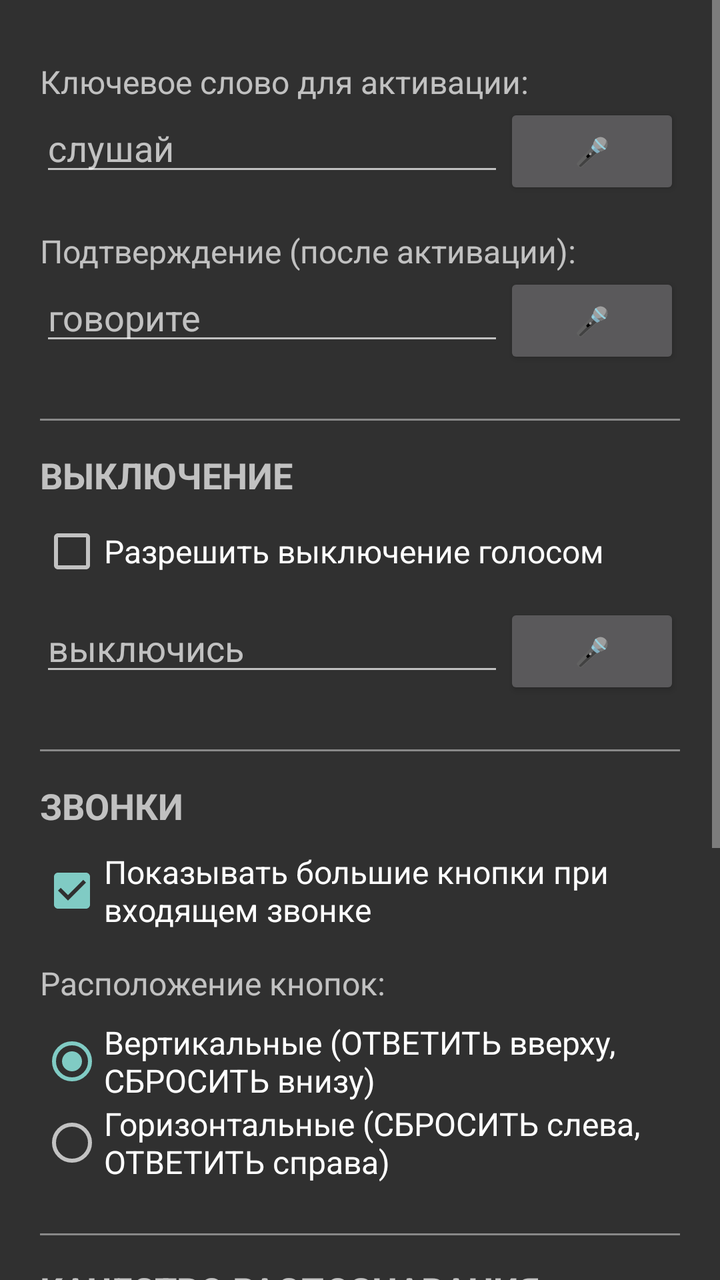
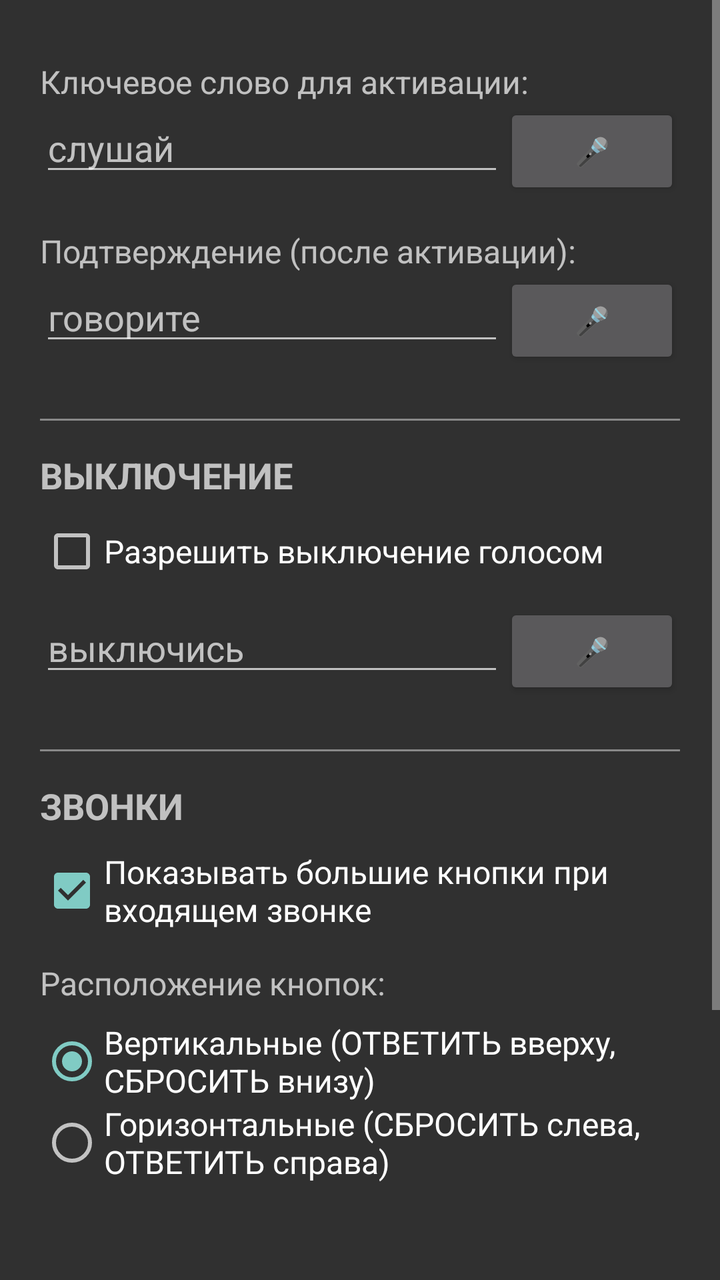

Before-and-after screenshots of an Android layout around one commit, followed by the original layout XML and the change that was made.
<!-- AndroidManifest.xml: application theme Theme.AppCompat.NoActionBar -->
<!-- res/layout/activity_settings.xml -->
<?xml version="1.0" encoding="utf-8"?>
<ScrollView xmlns:android="http://schemas.android.com/apk/res/android"
    android:layout_width="match_parent"
    android:layout_height="match_parent">

    <LinearLayout
        android:layout_width="match_parent"
        android:layout_height="wrap_content"
        android:orientation="vertical"
        android:padding="20dp">

        <TextView
            android:layout_width="match_parent"
            android:layout_height="wrap_content"
            android:text="Ключевое слово для активации:"
            android:textSize="16sp"
            android:paddingTop="10dp" />

        <LinearLayout
            android:layout_width="match_parent"
            android:layout_height="wrap_content"
            android:orientation="horizontal">

            <EditText
                android:id="@+id/editActivation"
                android:layout_width="0dp"
                android:layout_height="wrap_content"
                android:layout_weight="1"
                android:hint="слушай"
                android:textSize="18sp" />

            <Button
                android:id="@+id/btnRecordActivation"
                android:layout_width="wrap_content"
                android:layout_height="wrap_content"
                android:text="🎤" />
        </LinearLayout>

        <TextView
            android:layout_width="match_parent"
            android:layout_height="wrap_content"
            android:text="Подтверждение (после активации):"
            android:textSize="16sp"
            android:paddingTop="15dp" />

        <LinearLayout
            android:layout_width="match_parent"
            android:layout_height="wrap_content"
            android:orientation="horizontal">

            <EditText
                android:id="@+id/editConfirm"
                android:layout_width="0dp"
                android:layout_height="wrap_content"
                android:layout_weight="1"
                android:hint="говорите"
                android:textSize="18sp" />

            <Button
                android:id="@+id/btnRecordConfirm"
                android:layout_width="wrap_content"
                android:layout_height="wrap_content"
                android:text="🎤" />
        </LinearLayout>

        
        <View
            android:layout_width="match_parent"
            android:layout_height="1dp"
            android:layout_marginTop="25dp"
            android:background="#888888" />

        <TextView
            android:layout_width="match_parent"
            android:layout_height="wrap_content"
            android:layout_marginTop="15dp"
            android:text="ВЫКЛЮЧЕНИЕ"
            android:textSize="18sp"
            android:textStyle="bold" />

        <CheckBox
            android:id="@+id/checkShutdownEnabled"
            android:layout_width="match_parent"
            android:layout_height="wrap_content"
            android:layout_marginTop="10dp"
            android:text="Разрешить выключение голосом"
            android:textSize="16sp" />

        <LinearLayout
            android:layout_width="match_parent"
            android:layout_height="wrap_content"
            android:orientation="horizontal"
            android:layout_marginTop="10dp">

            <EditText
                android:id="@+id/editShutdown"
                android:layout_width="0dp"
                android:layout_height="wrap_content"
                android:layout_weight="1"
                android:hint="выключись"
                android:textSize="18sp" />

            <Button
                android:id="@+id/btnRecordShutdown"
                android:layout_width="wrap_content"
                android:layout_height="wrap_content"
                android:text="🎤" />
        </LinearLayout>

        
        <View
            android:layout_width="match_parent"
            android:layout_height="1dp"
            android:layout_marginTop="25dp"
            android:background="#888888" />

        <TextView
            android:layout_width="match_parent"
            android:layout_height="wrap_content"
            android:layout_marginTop="15dp"
            android:text="ЗВОНКИ"
            android:textSize="18sp"
            android:textStyle="bold" />

        <CheckBox
            android:id="@+id/checkShowCallButtons"
            android:layout_width="match_parent"
            android:layout_height="wrap_content"
            android:layout_marginTop="10dp"
            android:text="Показывать большие кнопки при входящем звонке"
            android:textSize="16sp"
            android:checked="true" />

        <TextView
            android:layout_width="match_parent"
            android:layout_height="wrap_content"
            android:layout_marginTop="15dp"
            android:text="Расположение кнопок:"
            android:textSize="16sp" />

        <RadioGroup
            android:id="@+id/radioLayout"
            android:layout_width="match_parent"
            android:layout_height="wrap_content"
            android:layout_marginTop="8dp"
            android:orientation="vertical">

            <RadioButton
                android:id="@+id/radioVertical"
                android:layout_width="match_parent"
                android:layout_height="wrap_content"
                android:text="Вертикальные (ОТВЕТИТЬ вверху, СБРОСИТЬ внизу)"
                android:textSize="16sp"
                android:checked="true" />

            <RadioButton
                android:id="@+id/radioHorizontal"
                android:layout_width="match_parent"
                android:layout_height="wrap_content"
                android:text="Горизонтальные (СБРОСИТЬ слева, ОТВЕТИТЬ справа)"
                android:textSize="16sp" />

        </RadioGroup>

        
        <View
            android:layout_width="match_parent"
            android:layout_height="1dp"
            android:layout_marginTop="25dp"
            android:background="#888888" />

        <TextView
            android:layout_width="match_parent"
            android:layout_height="wrap_content"
            android:layout_marginTop="15dp"
            android:text="КАЧЕСТВО РАСПОЗНАВАНИЯ"
            android:textSize="18sp"
            android:textStyle="bold" />

        <TextView
            android:id="@+id/modelStatusText"
            android:layout_width="match_parent"
            android:layout_height="wrap_content"
            android:layout_marginTop="10dp"
            android:text="Модель: стандартная (45 МБ)"
            android:textSize="16sp" />

        
        <ProgressBar
            android:id="@+id/progressBar"
            style="?android:attr/progressBarStyleHorizontal"
            android:layout_width="match_parent"
            android:layout_height="wrap_content"
            android:layout_marginTop="10dp"
            android:max="100"
            android:visibility="gone" />

        <Button
            android:id="@+id/btnDownloadLarge"
            android:layout_width="match_parent"
            android:layout_height="wrap_content"
            android:layout_marginTop="10dp"
            android:text="ИСПОЛЬЗОВАТЬ STREAMING-МОДЕЛЬ"
            android:textSize="16sp" />

        <TextView
            android:id="@+id/statusText"
            android:layout_width="match_parent"
            android:layout_height="wrap_content"
            android:layout_marginTop="20dp"
            android:text=""
            android:textSize="18sp"
            android:textStyle="bold"
            android:textColor="#0066CC" />

        <Button
            android:id="@+id/btnSave"
            android:layout_width="match_parent"
            android:layout_height="60dp"
            android:layout_marginTop="25dp"
            android:text="СОХРАНИТЬ"
            android:textSize="18sp" />

        <Button
            android:id="@+id/btnBack"
            android:layout_width="match_parent"
            android:layout_height="60dp"
            android:layout_marginTop="10dp"
            android:text="НАЗАД"
            android:textSize="18sp" />

    </LinearLayout>
</ScrollView>
<!-- resources referenced by this layout -->
<resources>

</resources>

<!-- the commit's change to res/layout/activity_settings.xml (unified diff, before → after) -->
@@ -162,47 +162,6 @@
 
         </RadioGroup>
 
-        
-        <View
-            android:layout_width="match_parent"
-            android:layout_height="1dp"
-            android:layout_marginTop="25dp"
-            android:background="#888888" />
-
-        <TextView
-            android:layout_width="match_parent"
-            android:layout_height="wrap_content"
-            android:layout_marginTop="15dp"
-            android:text="КАЧЕСТВО РАСПОЗНАВАНИЯ"
-            android:textSize="18sp"
-            android:textStyle="bold" />
-
-        <TextView
-            android:id="@+id/modelStatusText"
-            android:layout_width="match_parent"
-            android:layout_height="wrap_content"
-            android:layout_marginTop="10dp"
-            android:text="Модель: стандартная (45 МБ)"
-            android:textSize="16sp" />
-
-        
-        <ProgressBar
-            android:id="@+id/progressBar"
-            style="?android:attr/progressBarStyleHorizontal"
-            android:layout_width="match_parent"
-            android:layout_height="wrap_content"
-            android:layout_marginTop="10dp"
-            android:max="100"
-            android:visibility="gone" />
-
-        <Button
-            android:id="@+id/btnDownloadLarge"
-            android:layout_width="match_parent"
-            android:layout_height="wrap_content"
-            android:layout_marginTop="10dp"
-            android:text="ИСПОЛЬЗОВАТЬ STREAMING-МОДЕЛЬ"
-            android:textSize="16sp" />
-
         <TextView
             android:id="@+id/statusText"
             android:layout_width="match_parent"
